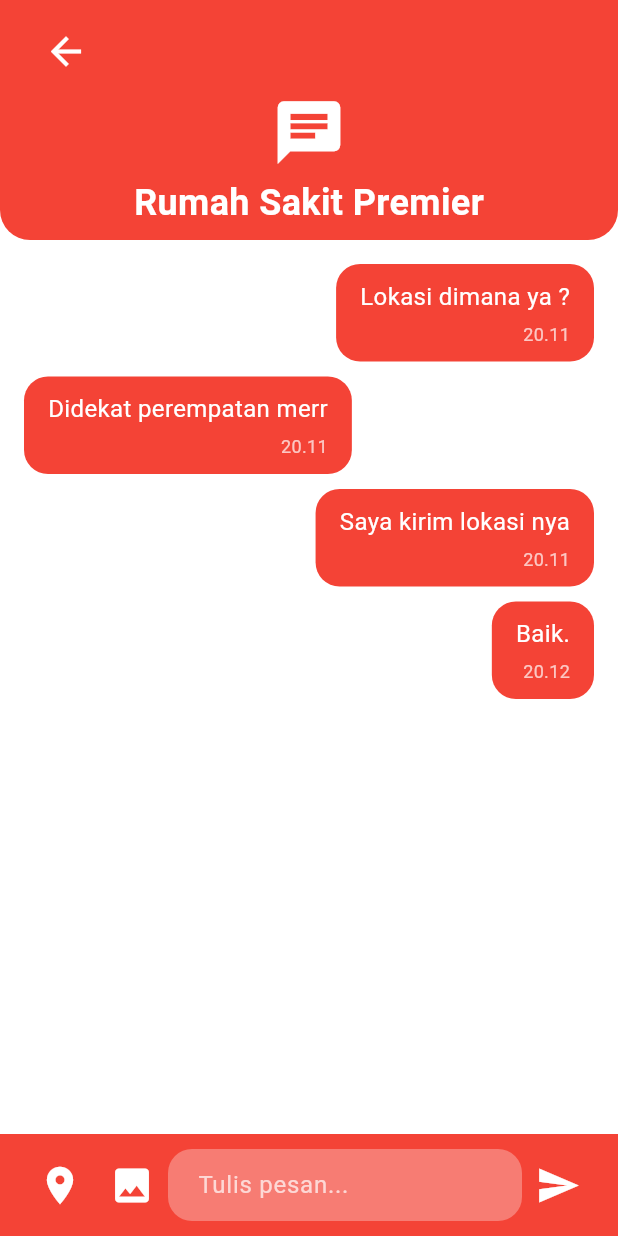
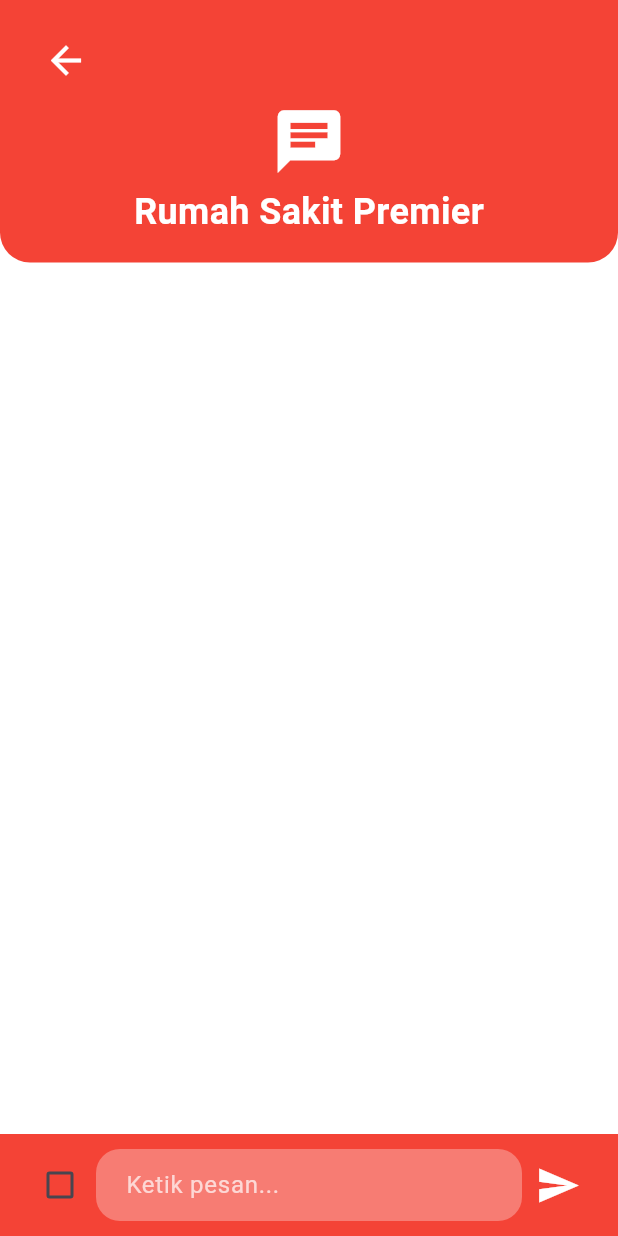
Before and after one commit to katarinamahadevi/helpme_slicing_task2, a Flutter app: the PageDetailChat screen opened directly, after a tap on the "send" icon, on a phone screen of 412 x 824 dp. Run offline on Flutter 3.47's test engine with Material 3 defaults, Android fonts, the light colour scheme and no system bars; our stand-ins replace shared_preferences, youtube_player_flutter; accounts and stored records are empty.

Commit message:
feat: checkbox

```diff
--- /dev/null
+++ b/lib/models/chat_model.dart
@@ -0,0 +1,54 @@
+import 'dart:convert';
+import 'package:shared_preferences/shared_preferences.dart';
+
+class ChatMessage {
+  final String text;
+  final bool isSender;
+  final String time;
+
+  ChatMessage({required this.text, required this.isSender, required this.time});
+
+
+  Map<String, dynamic> toJson() { //mengubah format json
+    return {
+      'text': text,
+      'isSender': isSender,
+      'time': time,
+    };
+  }
+
+
+  factory ChatMessage.fromJson(Map<String, dynamic> json) {
+    return ChatMessage(
+      text: json['text'],
+      isSender: json['isSender'],
+      time: json['time'],
+    );
+  }
+
+  // Simpan pesan ke SharedPreferences
+  static Future<void> saveMessages(List<ChatMessage> messages) async {
+    SharedPreferences prefs = await SharedPreferences.getInstance();
+    List<String> encodedMessages = messages.map((msg) => jsonEncode(msg.toJson())).toList();
+    await prefs.setStringList('chat_messages', encodedMessages);
+  }
+
+  // Ambil pesan dari SharedPreferences
+  static Future<List<ChatMessage>> loadMessages() async {
+    SharedPreferences prefs = await SharedPreferences.getInstance();
+    List<String>? encodedMessages = prefs.getStringList('chat_messages');
+
+    if (encodedMessages != null) {
+      return encodedMessages.map((msg) => ChatMessage.fromJson(jsonDecode(msg))).toList();
+    } else {
+      return [];
+    }
+  }
+
+  // Tambahkan fungsi hapus pesan berdasarkan index
+  static Future<List<ChatMessage>> deleteMessage(int index, List<ChatMessage> messages) async {
+    messages.removeAt(index);
+    await saveMessages(messages);
+    return messages;
+  }
+}
--- a/lib/models/detailmodule_model.dart
+++ b/lib/models/detailmodule_model.dart
@@ -8,7 +8,6 @@ class DetailmoduleModel {
   final String image;
   final String videoUrl;
   final String thumbnail;
-
 
   DetailmoduleModel(
     {
@@ -21,7 +20,6 @@ class DetailmoduleModel {
       required this.thumbnail,
 
       }
-
   );
 }
 
--- a/lib/pages/page_detailchat.dart
+++ b/lib/pages/page_detailchat.dart
@@ -1,42 +1,97 @@
 import 'package:flutter/material.dart';
-import 'package:helpme_slicing_task2/pages/page_obrolan.dart';
+import 'package:helpme_slicing_task2/models/chat_model.dart';
 import 'package:helpme_slicing_task2/widgets/appBar_detailchat.dart';
 
-class PageDetailChat extends StatelessWidget {
+
+class PageDetailChat extends StatefulWidget {
   const PageDetailChat({super.key});
+
+  @override
+  _PageDetailChatState createState() => _PageDetailChatState();
+}
+
+class _PageDetailChatState extends State<PageDetailChat> {
+  List<ChatMessage> messages = [];
+  final TextEditingController _controller = TextEditingController(); //controller input chat
+
+  @override
+  void initState() {
+    super.initState();
+    _loadMessages();
+  }
+
+  void _loadMessages() async {
+    List<ChatMessage> loadedMessages = await ChatMessage.loadMessages();
+    setState(() {
+      messages = loadedMessages;
+    });
+  }
+
+  void _sendMessage(String text, bool isSender) { //nambah chat
+  if (text.isEmpty) return;
+
+  ChatMessage newMessage = ChatMessage(
+    text: text,
+    isSender: isSender, // Pake nilai dari checkbox
+    time: TimeOfDay.now().format(context),
+  );
+
+  setState(() {
+    messages.add(newMessage);
+  });
+
+  _controller.clear();
+  ChatMessage.saveMessages(messages);
+}
+
+
+
+  void _deleteMessage(int index) async { //hapus chat pake longpress
+    List<ChatMessage> updatedMessages = await ChatMessage.deleteMessage(index, messages);
+    setState(() {
+      messages = updatedMessages;
+    });
+  }
 
   @override
   Widget build(BuildContext context) {
     return Scaffold(
       backgroundColor: Colors.white,
-      appBar: PreferredSize(
-        preferredSize: const Size.fromHeight(160),
-        child: CustomAppBarDetailChat(
+      appBar: CustomAppBarDetailChat(
         icon: Icons.chat,
         title: "Rumah Sakit Premier",
-        height: 250,
+        height: 175,
       ),
-                ),
       body: Column(
         children: [
           Expanded(
-            child: ListView(
+            child: ListView.builder(
               padding: const EdgeInsets.all(16),
-              children: const [
-                ChatBubble(text: "Lokasi dimana ya ?", isSender: true, time: "20.11"),
-                ChatBubble(text: "Didekat perempatan merr", isSender: false, time: "20.11"),
-                ChatBubble(text: "Saya kirim lokasi nya", isSender: true, time: "20.11"),
-                ChatBubble(text: "Baik.", isSender: true, time: "20.12"),
-              ],
+              itemCount: messages.length,
+              itemBuilder: (context, index) {
+                return GestureDetector(
+                  onLongPress: () => _deleteMessage(index), //ngehapus chat pake longpress
+                  child: ChatBubble(
+                    text: messages[index].text,
+                    isSender: messages[index].isSender,
+                    time: messages[index].time,
+                  ),
+                );
+              },
             ),
           ),
-          ChatInputField(),
+          ChatInputField(
+          controller: _controller,
+          onSend: (text, isSender) => _sendMessage(text, isSender), // Sesuaikan dengan 2 parameter
+        ),
+
         ],
       ),
     );
   }
 }
 
+// Widget untuk chat bubble
 class ChatBubble extends StatelessWidget {
   final String text;
   final bool isSender;
@@ -45,14 +100,14 @@ class ChatBubble extends StatelessWidget {
   const ChatBubble({super.key, required this.text, required this.isSender, required this.time});
 
   @override
-  Widget build(BuildContext context) {
+  Widget build(BuildContext context) { //chat penerima/pengirim???
     return Align(
       alignment: isSender ? Alignment.centerRight : Alignment.centerLeft,
       child: Container(
         margin: const EdgeInsets.only(bottom: 10),
         padding: const EdgeInsets.symmetric(horizontal: 16, vertical: 10),
         decoration: BoxDecoration(
-          color: Colors.red,
+          color: isSender ? Colors.red : Colors.grey[300],
           borderRadius: BorderRadius.circular(16),
         ),
         child: Column(
@@ -60,12 +115,12 @@ class ChatBubble extends StatelessWidget {
           children: [
             Text(
               text,
-              style: const TextStyle(color: Colors.white, fontSize: 16),
+              style: TextStyle(color: isSender ? Colors.white : Colors.black, fontSize: 16),
             ),
             const SizedBox(height: 5),
             Text(
               time,
-              style: const TextStyle(color: Colors.white70, fontSize: 12),
+              style: TextStyle(color: isSender ? Colors.white70 : Colors.black54, fontSize: 12),
             ),
           ],
         ),
@@ -74,9 +129,20 @@ class ChatBubble extends StatelessWidget {
   }
 }
 
+// Widget untuk input chat
+class ChatInputField extends StatefulWidget {
+  final TextEditingController controller;
+  final Function(String, bool) onSend; // Terima 2 parameter
 
-class ChatInputField extends StatelessWidget {
-  const ChatInputField({super.key});
+  const ChatInputField({super.key, required this.controller, required this.onSend});
+
+  @override
+  _ChatInputFieldState createState() => _ChatInputFieldState();
+}
+
+
+class _ChatInputFieldState extends State<ChatInputField> {
+  bool _isChecked = false; //tanda pengirim atau penerima?
 
   @override
   Widget build(BuildContext context) {
@@ -87,18 +153,21 @@ class ChatInputField extends StatelessWidget {
       ),
       child: Row(
         children: [
-          IconButton(
-            icon: const Icon(Icons.location_on, color: Colors.white, size: 30),
-            onPressed: () {},
-          ),
-          IconButton(
-            icon: const Icon(Icons.image, color: Colors.white, size: 30),
-            onPressed: () {},
+          Checkbox(
+            value: _isChecked,
+            onChanged: (bool? value) {
+              setState(() {
+                _isChecked = value!;
+              });
+            },
+            activeColor: Colors.white,
+            checkColor: Colors.red,
           ),
           Expanded(
             child: TextField(
+              controller: widget.controller,
               decoration: InputDecoration(
-                hintText: "Tulis pesan...",
+                hintText: "Ketik pesan...",
                 hintStyle: const TextStyle(color: Colors.white70),
                 filled: true,
                 fillColor: Colors.white.withOpacity(0.3),
@@ -112,7 +181,7 @@ class ChatInputField extends StatelessWidget {
           ),
           IconButton(
             icon: const Icon(Icons.send, color: Colors.white, size: 30),
-            onPressed: () {},
+            onPressed: () => widget.onSend(widget.controller.text, _isChecked),
           ),
         ],
       ),
--- a/lib/pages/page_login.dart
+++ b/lib/pages/page_login.dart
@@ -1,5 +1,5 @@
 import 'package:flutter/material.dart';
-import 'package:helpme_slicing_task2/pages/home_page.dart';
+import 'package:helpme_slicing_task2/pages/page_home.dart';
 import 'page_register.dart'; //wajib kalo mau pindah2 page
 
 class LoginScreen extends StatelessWidget {
--- a/lib/pages/page_obrolan.dart
+++ b/lib/pages/page_obrolan.dart
@@ -25,7 +25,7 @@ class PageObrolan extends StatelessWidget {
       ),
                 ),
       body: Padding(
-        padding: const EdgeInsets.symmetric(vertical: 20, horizontal: 20),
+        padding: const EdgeInsets.symmetric(vertical: 20, horizontal: 8),
         child: ListView.builder(
           itemCount: chatList.length,
           itemBuilder: (context, index) {
--- a/lib/pages/page_register.dart
+++ b/lib/pages/page_register.dart
@@ -1,5 +1,5 @@
 import 'package:flutter/material.dart';
-import 'package:helpme_slicing_task2/pages/home_page.dart';
+import 'package:helpme_slicing_task2/pages/page_home.dart';
 
 void main() {
   runApp(const MyApp());
--- a/lib/widgets/appBar_home.dart
+++ b/lib/widgets/appBar_home.dart
@@ -26,7 +26,7 @@ class CustomAppBar extends StatelessWidget {
         child: Row(
           mainAxisAlignment: MainAxisAlignment.spaceBetween,
           children: [
-            Expanded( // Membantu teks menyesuaikan ruang yang tersedia
+            Expanded(
               child: Column(
                 crossAxisAlignment: CrossAxisAlignment.start,
                 children: [
@@ -43,14 +43,14 @@ class CustomAppBar extends StatelessWidget {
                         fontSize: 25,
                         fontWeight: FontWeight.bold,
                       ),
-                      overflow: TextOverflow.ellipsis, // Potong teks jika terlalu panjang
+                      overflow: TextOverflow.ellipsis, // Potong teks jika overflow
                       maxLines: 1, // Pastikan hanya satu baris
                     ),
                   ),
                 ],
               ),
             ),
-            const SizedBox(width: 10), // Beri sedikit jarak agar tidak berhimpitan
+            const SizedBox(width: 10), // sedikit jarak biar tidak berhimpitan
             ClipRRect(
               borderRadius: BorderRadius.circular(50),
               child: Image.asset(
--- a/lib/widgets/appBar_kontak.dart
+++ b/lib/widgets/appBar_kontak.dart
@@ -1,5 +1,5 @@
 import 'package:flutter/material.dart';
-import 'package:helpme_slicing_task2/pages/home_page.dart';
+import 'package:helpme_slicing_task2/pages/page_home.dart';
 import 'package:flutter/material.dart';
 
 
--- a/lib/widgets/navbar.dart
+++ b/lib/widgets/navbar.dart
@@ -3,7 +3,7 @@ import 'package:helpme_slicing_task2/pages/page_kontak.dart';
 import 'package:helpme_slicing_task2/pages/page_layanan.dart';
 import 'package:helpme_slicing_task2/pages/page_module.dart';
 import 'package:helpme_slicing_task2/pages/page_obrolan.dart';
-import 'package:helpme_slicing_task2/pages/home_page.dart';
+import 'package:helpme_slicing_task2/pages/page_home.dart';
 
 class CustomBottomNavBar extends StatelessWidget {
   const CustomBottomNavBar({super.key});
--- a/pubspec.yaml
+++ b/pubspec.yaml
@@ -38,6 +38,7 @@ dependencies:
   url_launcher: ^6.1.12
   video_player : ^2.8.1
   youtube_player_flutter: ^9.1.1
+  shared_preferences: ^2.5.2
 
 
 dev_dependencies:
```
Also changed, not shown: lib/pages/page_home.dart (renamed from lib/pages/home_page.dart), pubspec.lock, 1 other file.
